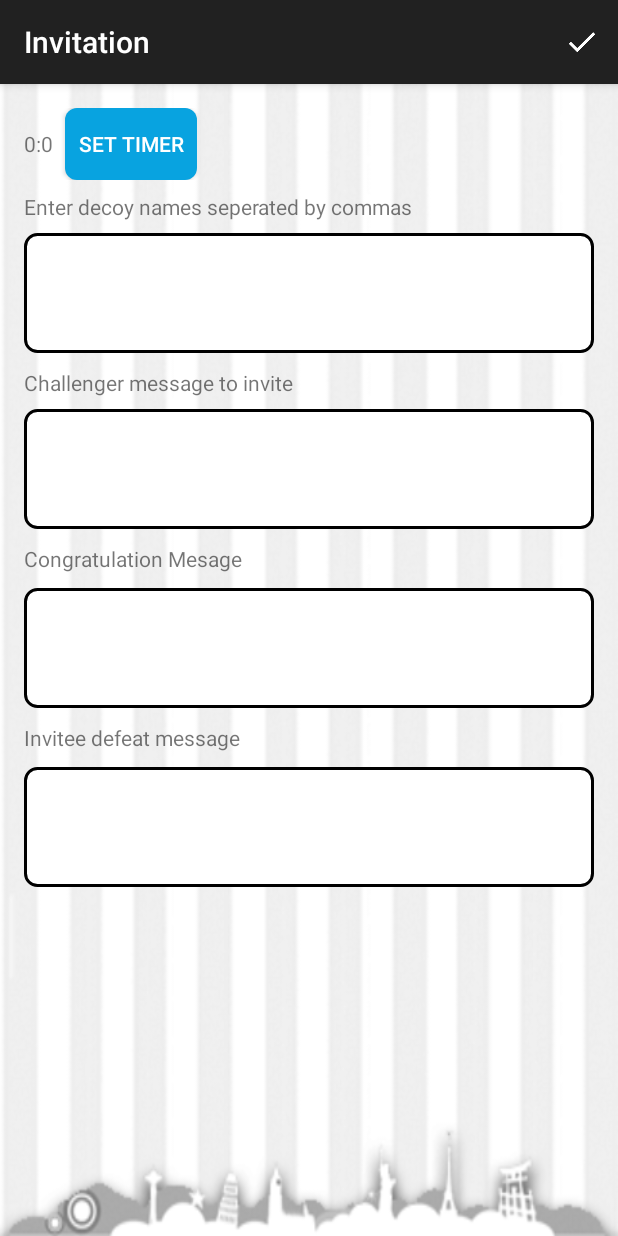
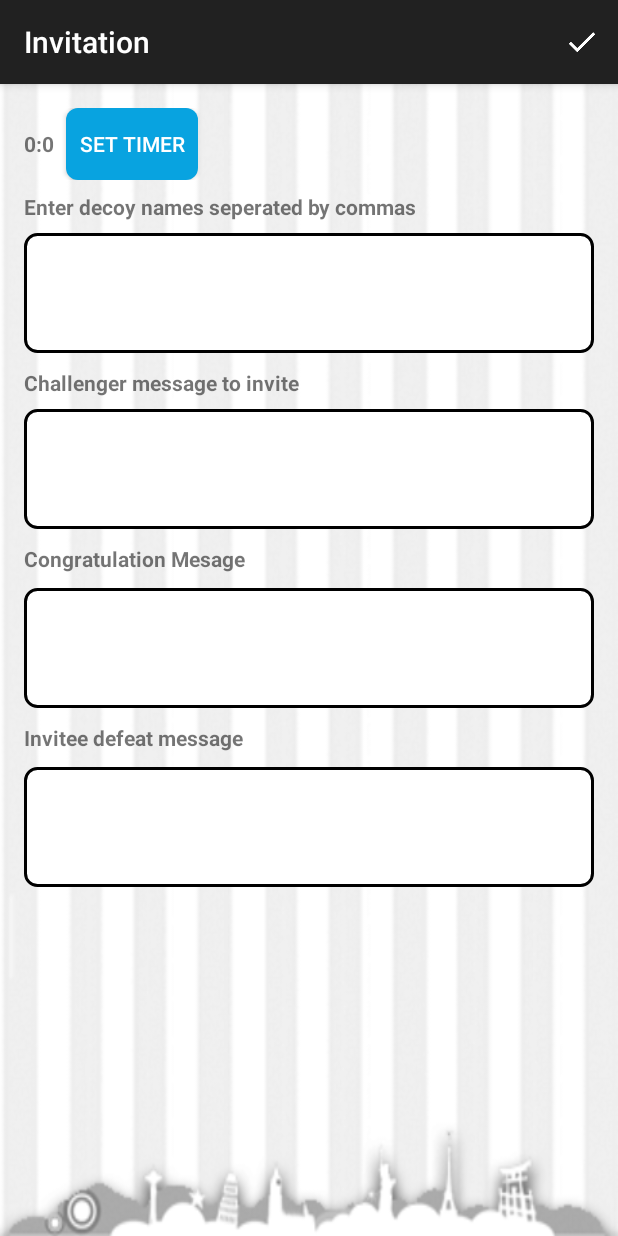
Before and after one commit to Abhishek92/Guessaboo, an Android app: the InvitationActivity screen opened directly, with no data from a screen before it, on a phone screen of 412 x 824 dp. Run offline under Robolectric (Android 15) with nearby library versions, the phone set to English and light mode, and no system bars; our stand-ins replace AdMob; network calls fail; 2 statements that could not run were skipped.

Commit message:
Commit small changes.

```diff
--- a/app/src/main/java/com/android/guessaboo/PhotoMaskActivity.java
+++ b/app/src/main/java/com/android/guessaboo/PhotoMaskActivity.java
@@ -120,8 +120,10 @@ public class PhotoMaskActivity extends BaseActivity implements View.OnClickListe
     protected void onImageSet() {
         super.onImageSet();
         Drawable drawable = getBitmapDrawable(mWorkSpace);
-        if(drawable != null)
+        if(drawable != null) {
             mWorkSpace.setBackground(drawable);
+            mDesc.setVisibility(View.GONE);
+        }
     }
 
     @Override
--- a/app/src/main/res/layout/activity_invitation.xml
+++ b/app/src/main/res/layout/activity_invitation.xml
@@ -18,7 +18,8 @@
                 android:id="@+id/timer"
                 android:layout_width="wrap_content"
                 android:layout_height="wrap_content"
-                android:text="00:00"/>
+                android:text="00:00"
+                android:textStyle="bold" />
 
             <Button
                 android:id="@+id/setTimer"
@@ -36,7 +37,8 @@
             android:layout_width="wrap_content"
             android:layout_height="wrap_content"
             android:layout_marginTop="8dp"
-            android:text="Enter decoy names seperated by commas"/>
+            android:text="Enter decoy names seperated by commas"
+            android:textStyle="bold" />
 
         <EditText
             android:layout_width="match_parent"
@@ -51,7 +53,8 @@
             android:layout_width="wrap_content"
             android:layout_height="wrap_content"
             android:layout_marginTop="10dp"
-            android:text="Challenger message to invite"/>
+            android:text="Challenger message to invite"
+            android:textStyle="bold" />
         <EditText
             android:layout_width="match_parent"
             android:layout_height="80dp"
@@ -66,7 +69,8 @@
             android:layout_width="wrap_content"
             android:layout_height="wrap_content"
             android:layout_marginTop="10dp"
-            android:text="Congratulation Mesage"/>
+            android:text="Congratulation Mesage"
+            android:textStyle="bold" />
         <EditText
             android:layout_width="match_parent"
             android:layout_height="80dp"
@@ -81,7 +85,8 @@
             android:layout_width="wrap_content"
             android:layout_height="wrap_content"
             android:layout_marginTop="10dp"
-            android:text="Invitee defeat message"/>
+            android:text="Invitee defeat message"
+            android:textStyle="bold" />
         <EditText
             android:layout_width="match_parent"
             android:layout_height="80dp"
--- a/app/src/main/res/layout/activity_main.xml
+++ b/app/src/main/res/layout/activity_main.xml
@@ -13,10 +13,14 @@
     android:layout_centerInParent="true"/>
 
     <TextView
+        android:id="@+id/title"
         android:layout_width="wrap_content"
         android:layout_height="wrap_content"
         android:layout_below="@+id/homeIcon"
         android:layout_marginTop="32dp"
+        android:textSize="23sp"
+        android:textColor="#AD8CBB"
+        android:textStyle="bold"
         android:layout_centerHorizontal="true"
         android:text="A Guessing app"/>
 
--- a/app/src/main/res/layout/activity_mask.xml
+++ b/app/src/main/res/layout/activity_mask.xml
@@ -21,7 +21,8 @@
         android:layout_height="wrap_content"
         android:layout_gravity="center_horizontal"
         android:layout_marginTop="8dp"
-        android:text="Mask must be 600*600 px- png format"/>
+        android:text="Mask must be 600*600 px- png format"
+        android:textStyle="bold" />
 
     <EditText
         android:id="@+id/maskName"
@@ -41,7 +42,8 @@
         android:layout_height="wrap_content"
         android:layout_gravity="center_horizontal"
         android:layout_marginTop="8dp"
-        android:text="Select a mask, enter mask name, then tab save"/>
+        android:text="Select a mask, enter mask name, then tab save"
+        android:textStyle="bold" />
 
 
     <GridView android:id="@+id/maskView"
--- a/app/src/main/res/layout/activity_sticker.xml
+++ b/app/src/main/res/layout/activity_sticker.xml
@@ -21,7 +21,8 @@
         android:layout_height="wrap_content"
         android:layout_gravity="center_horizontal"
         android:layout_marginTop="8dp"
-        android:text="Sticker must be 600*600 px- png format"/>
+        android:text="Sticker must be 600*600 px- png format"
+        android:textStyle="bold" />
 
     <GridView android:id="@+id/stickerView"
         android:layout_width="match_parent"
```
Also changed, not shown: app/src/main/java/com/android/guessaboo/MainActivity.java (+6 -2 lines), app/src/main/res/layout/activity_text.xml (+10 -4 lines).
